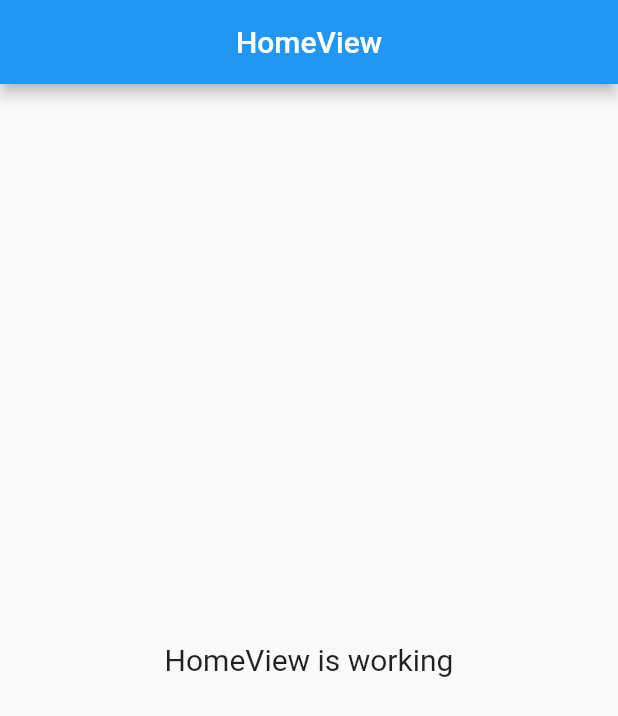
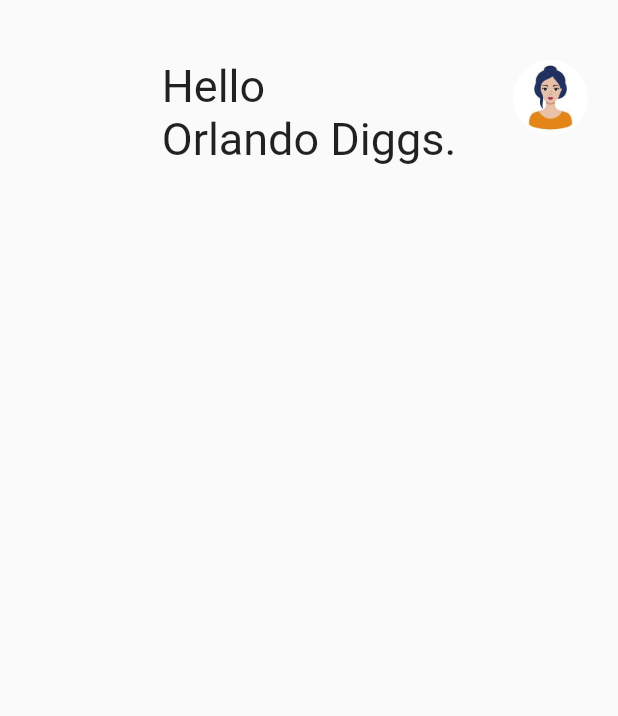
Before and after one commit to mirfan23/Job_finder, a Flutter app: the screen it shows after launch, on a phone screen of 412 x 824 dp. Shown: the top 716 px of the screen. Run offline on Flutter 3.47's test engine with Material 2 defaults, Android fonts, the phone set to English and light mode, and no system bars; our stand-ins replace get.

Commit message:
add font and home

```diff
--- a/lib/app/modules/home/views/home_view.dart
+++ b/lib/app/modules/home/views/home_view.dart
@@ -8,14 +8,52 @@ class HomeView extends GetView<HomeController> {
   @override
   Widget build(BuildContext context) {
     return Scaffold(
-      appBar: AppBar(
-        title: Text('HomeView'),
-        centerTitle: true,
-      ),
-      body: Center(
-        child: Text(
-          'HomeView is working',
-          style: TextStyle(fontSize: 20),
+      // appBar: AppBar(
+      //   title: Text('HomeView'),
+      //   centerTitle: true,
+      // ),
+      body: SafeArea(
+        child: SingleChildScrollView(
+          child: Column(
+            children: [
+              SizedBox(
+                height: 40,
+              ),
+              Padding(
+                padding: const EdgeInsets.symmetric(
+                  horizontal: 20,
+                ),
+                child: Stack(
+                  children: [
+                    Align(
+                      alignment: Alignment.topRight,
+                      child: ClipRRect(
+                        borderRadius: BorderRadius.circular(
+                          Get.width,
+                        ),
+                        child: Image(
+                          image: AssetImage(
+                            'assets/images/girl-vektor.jpg',
+                          ),
+                          height: 50,
+                          width: 50,
+                        ),
+                      ),
+                    ),
+                    Column(
+                      children: [
+                        Text(
+                          "Hello \nOrlando Diggs.",
+                          style: TextStyle(fontSize: 30),
+                        ),
+                        Container(),
+                      ],
+                    ),
+                  ],
+                ),
+              )
+            ],
+          ),
         ),
       ),
     );
--- a/pubspec.yaml
+++ b/pubspec.yaml
@@ -23,3 +23,8 @@ flutter:
     - assets/images/
     - assets/icons/
     - assets/
+  fonts:
+  - family: DMSans
+    fonts:
+      - asset: fonts/DMSans-Regular.ttf
+      - asset: fonts/DMSans-Bold.ttf
```
Also changed, not shown: assets/images/girl-vektor.jpg (added), fonts/DMSans-Bold.ttf (added), fonts/DMSans-Regular.ttf (added).
